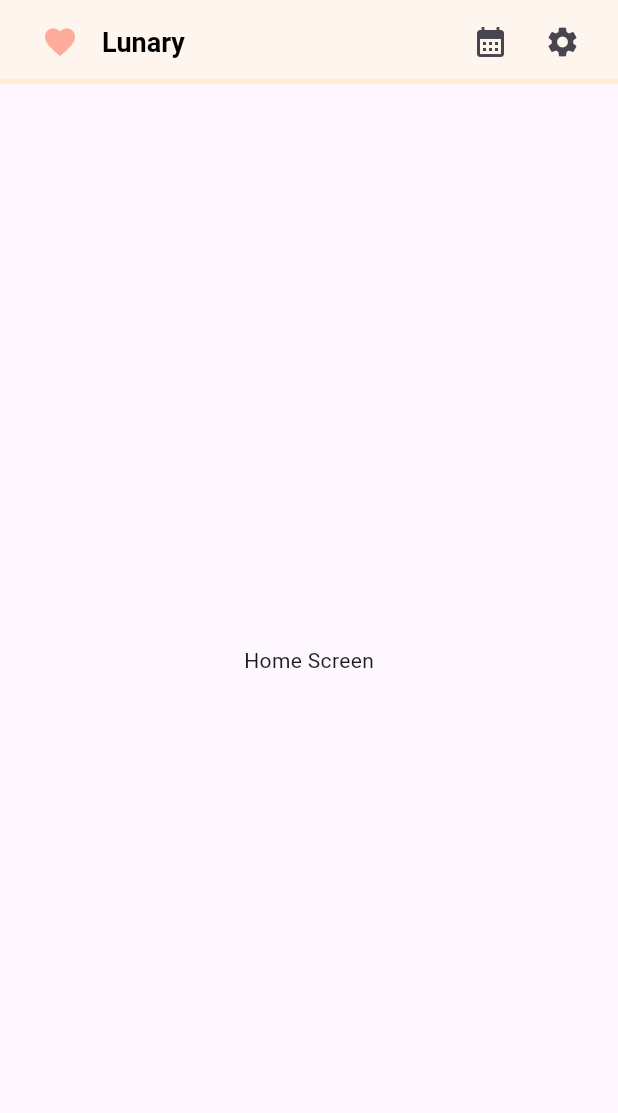
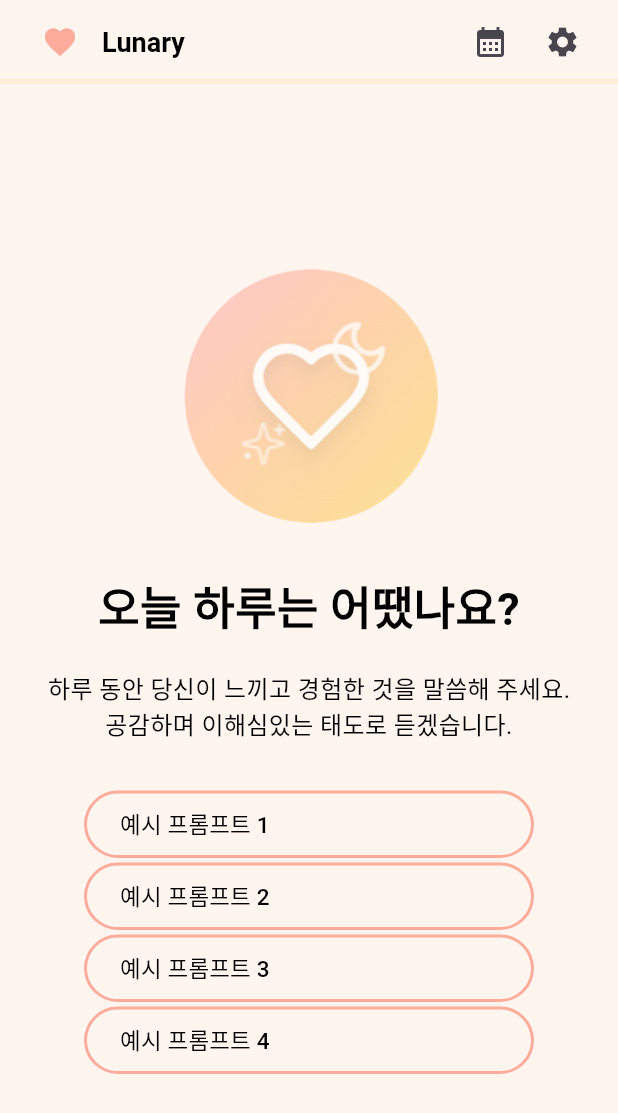
Before and after one commit to Zaixian5/Lunary, a Flutter app: the screen it shows after launch, on a phone screen of 412 x 824 dp. Shown: the top 1113 px of the screen. Run offline on Flutter 3.47's test engine with Material 3 defaults, Android fonts, the phone set to English and light mode, and no system bars.

Commit message:
feat: 홈 화면 소개 부분과 예시 프롬프트 UI 완성

```diff
--- a/lib/main.dart
+++ b/lib/main.dart
@@ -1,5 +1,5 @@
 import 'package:flutter/material.dart';
-import 'package:lunary/screens/splash_screen.dart';
+import 'package:lunary/screens/splash/splash_screen.dart';
 
 void main() {
   runApp(const LunaryApp());
--- /dev/null
+++ b/lib/screens/home/home_screen.dart
@@ -0,0 +1,27 @@
+import 'package:flutter/material.dart';
+import 'package:lunary/widgets/common_app_bar.dart';
+import 'package:lunary/screens/home/introduce.dart';
+import 'package:lunary/screens/home/prompt_example.dart';
+
+class HomeScreen extends StatelessWidget {
+  const HomeScreen({super.key});
+
+  @override
+  Widget build(BuildContext context) {
+    return Scaffold(
+      appBar: const CommonAppBar(),
+      body: Container(
+        decoration: BoxDecoration(color: Color(0xFFFFF5EF)),
+        child: Row(
+          mainAxisAlignment: MainAxisAlignment.center,
+          children: [
+            Column(
+              mainAxisAlignment: MainAxisAlignment.center,
+              children: [const Introduce(), const PromptExample()],
+            ),
+          ],
+        ),
+      ),
+    );
+  }
+}
--- /dev/null
+++ b/lib/screens/home/introduce.dart
@@ -0,0 +1,31 @@
+import 'package:flutter/material.dart';
+
+class Introduce extends StatelessWidget {
+  const Introduce({super.key});
+
+  @override
+  Widget build(BuildContext context) {
+    return Column(
+      mainAxisAlignment: MainAxisAlignment.center,
+      children: [
+        Image.asset('assets/logo.png', width: 200, height: 200),
+        SizedBox(height: 20),
+        Text(
+          '오늘 하루는 어땠나요?',
+          style: TextStyle(
+            fontSize: 30.0,
+            fontWeight: FontWeight.bold,
+            color: Colors.black,
+          ),
+        ),
+        SizedBox(height: 20),
+        Text(
+          '하루 동안 당신이 느끼고 경험한 것을 말씀해 주세요.\n공감하며 이해심있는 태도로 듣겠습니다.',
+          textAlign: TextAlign.center,
+          style: TextStyle(fontSize: 16, color: Colors.black),
+        ),
+        SizedBox(height: 30),
+      ],
+    );
+  }
+}
--- /dev/null
+++ b/lib/screens/home/prompt_example.dart
@@ -0,0 +1,81 @@
+import 'package:flutter/material.dart';
+
+class PromptExample extends StatelessWidget {
+  const PromptExample({super.key});
+
+  @override
+  Widget build(BuildContext context) {
+    return Column(
+      mainAxisAlignment: MainAxisAlignment.center,
+      children: [
+        // 프롬프트 버튼 1
+        OutlinedButton(
+          onPressed: () {},
+          style: OutlinedButton.styleFrom(
+            minimumSize: const Size(300, 45),
+            side: BorderSide(width: 2.0, color: Color(0xFFFDAC9C)),
+            alignment: Alignment.centerLeft,
+          ),
+          child: Align(
+            alignment: Alignment.centerLeft,
+            child: Text(
+              '예시 프롬프트 1',
+              style: TextStyle(fontSize: 15, color: Colors.black),
+            ),
+          ),
+        ),
+
+        // 프롬프트 버튼 2
+        OutlinedButton(
+          onPressed: () {},
+          style: OutlinedButton.styleFrom(
+            minimumSize: const Size(300, 45),
+            side: BorderSide(width: 2.0, color: Color(0xFFFDAC9C)),
+            alignment: Alignment.centerLeft,
+          ),
+          child: Align(
+            alignment: Alignment.centerLeft,
+            child: Text(
+              '예시 프롬프트 2',
+              style: TextStyle(fontSize: 15, color: Colors.black),
+            ),
+          ),
+        ),
+
+        // 프롬프트 버튼 3
+        OutlinedButton(
+          onPressed: () {},
+          style: OutlinedButton.styleFrom(
+            minimumSize: const Size(300, 45),
+            side: BorderSide(width: 2.0, color: Color(0xFFFDAC9C)),
+            alignment: Alignment.centerLeft,
+          ),
+          child: Align(
+            alignment: Alignment.centerLeft,
+            child: Text(
+              '예시 프롬프트 3',
+              style: TextStyle(fontSize: 15, color: Colors.black),
+            ),
+          ),
+        ),
+
+        // 프롬프트 버튼 4
+        OutlinedButton(
+          onPressed: () {},
+          style: OutlinedButton.styleFrom(
+            minimumSize: const Size(300, 45),
+            side: BorderSide(width: 2.0, color: Color(0xFFFDAC9C)),
+            alignment: Alignment.centerLeft,
+          ),
+          child: Align(
+            alignment: Alignment.centerLeft,
+            child: Text(
+              '예시 프롬프트 4',
+              style: TextStyle(fontSize: 15, color: Colors.black),
+            ),
+          ),
+        ),
+      ],
+    );
+  }
+}
--- a/lib/screens/home_screen.dart
+++ /dev/null
@@ -1,14 +0,0 @@
-import 'package:flutter/material.dart';
-import 'package:lunary/widgets/common_app_bar.dart';
-
-class HomeScreen extends StatelessWidget {
-  const HomeScreen({super.key});
-
-  @override
-  Widget build(BuildContext context) {
-    return Scaffold(
-      appBar: const CommonAppBar(),
-      body: Center(child: Text('Home Screen')),
-    );
-  }
-}
--- a/lib/screens/splash_screen.dart
+++ b/lib/screens/splash/splash_screen.dart
@@ -1,7 +1,7 @@
 import 'package:flutter/material.dart';
 import 'dart:async';
 
-import 'package:lunary/screens/home_screen.dart';
+import 'package:lunary/screens/home/home_screen.dart';
 
 class SplashScreen extends StatefulWidget {
   const SplashScreen({super.key});
--- a/lib/widgets/common_app_bar.dart
+++ b/lib/widgets/common_app_bar.dart
@@ -5,9 +5,7 @@ class CommonAppBar extends StatelessWidget implements PreferredSizeWidget {
 
   @override
   Widget build(BuildContext context) {
-    return Scaffold(
-      // 앱 바 디자인
-      appBar: AppBar(
+    return AppBar(
       // 하트 아이콘 + 앱 이름 텍스트
       title: Row(
         children: [
@@ -59,10 +57,10 @@ class CommonAppBar extends StatelessWidget implements PreferredSizeWidget {
           ),
         ),
       ),
-      ),
     );
   }
 
+  // 앱 바 크기를 권장크기(KToolbarHeight)로 설정
   @override
   Size get preferredSize => const Size.fromHeight(kToolbarHeight);
 }
```
Lines whose indentation alone changed are shown as unchanged.
